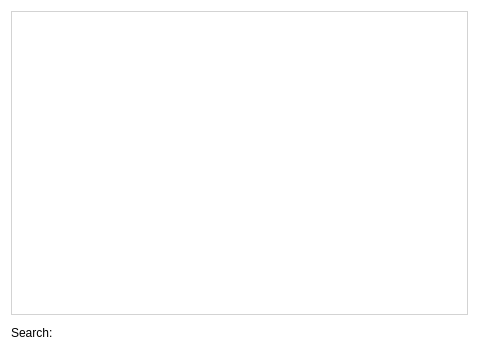
Qt form pastrocore/gui_pyside/tab_observation_any.ui (Torward1024/pAstroCORE) before a commit.
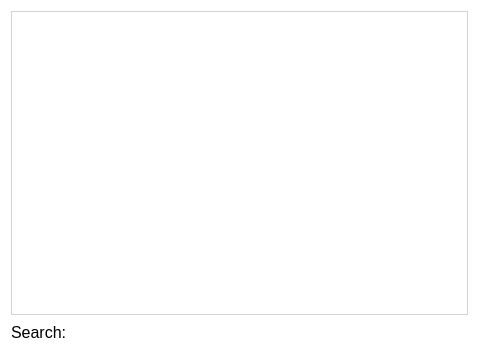
The same form after that commit.

```diff
--- a/pastrocore/gui_pyside/tab_observation_any.ui
+++ b/pastrocore/gui_pyside/tab_observation_any.ui
@@ -19,6 +19,12 @@
   <layout class="QGridLayout" name="gridLayout">
    <item row="1" column="0">
     <widget class="QLabel" name="lbl_search">
+     <property name="font">
+      <font>
+       <family>Arial</family>
+       <pointsize>12</pointsize>
+      </font>
+     </property>
      <property name="text">
       <string>Search:</string>
      </property>
@@ -59,7 +65,7 @@
      </property>
      <property name="sizeHint" stdset="0">
       <size>
-       <width>200</width>
+       <width>194</width>
        <height>20</height>
       </size>
      </property>
```
